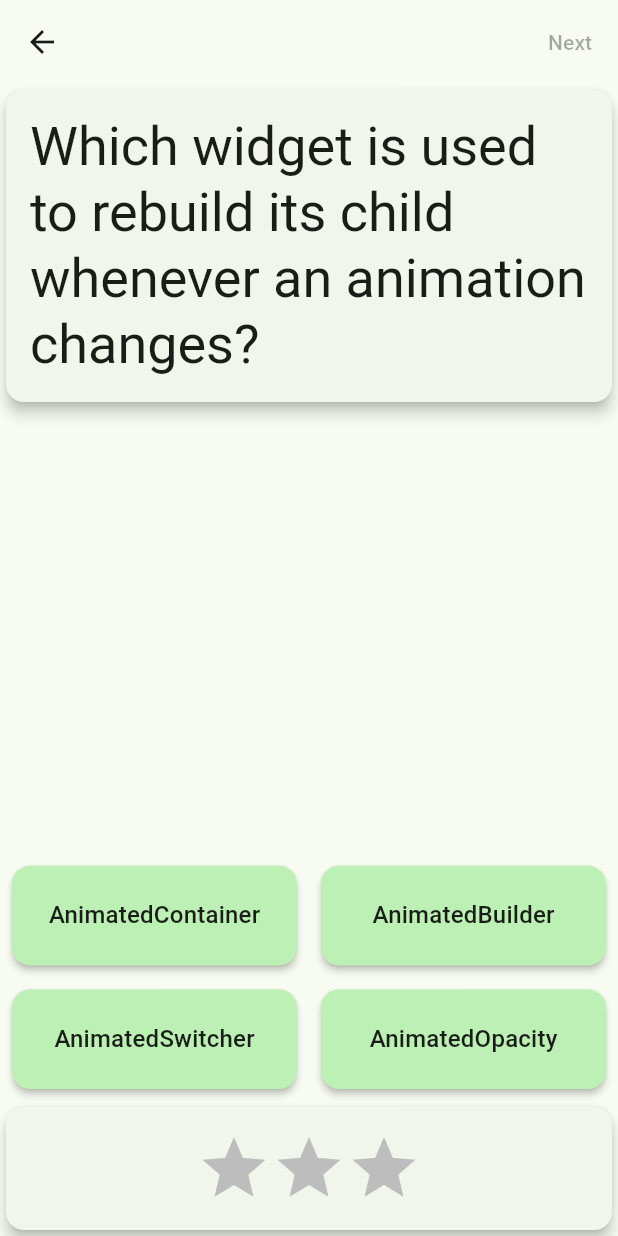
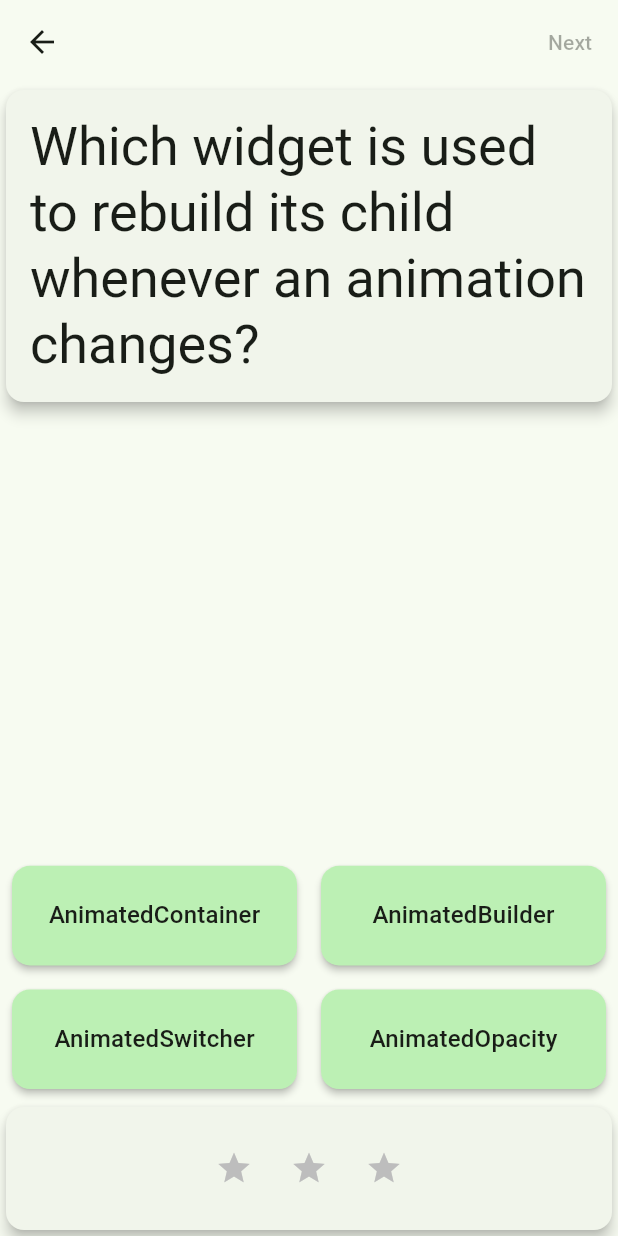
Before and after one commit to Mury05/FlutterQuizAppAnimation, a Flutter app: the QuestionScreen screen opened directly, on a phone screen of 412 x 824 dp. Run offline on Flutter 3.47's test engine with Material 3 defaults, Android fonts, the phone set to English and light mode, and no system bars.

Commit message:
Utiliser un effet d'animation implicite pour animer plus les star, effet scale uniquement

```diff
--- a/lib/scoreboard.dart
+++ b/lib/scoreboard.dart
@@ -15,14 +15,31 @@ class Scoreboard extends StatelessWidget {
         mainAxisAlignment: MainAxisAlignment.center,
         children: [
           for (var i = 0; i < totalQuestions; i++)
-            Icon(
-              Icons.star,
-              size: 50,
-              color:
-                  score < i + 1 ? Colors.grey.shade400 : Colors.yellow.shade700,
-            )
+            AnimatedStar(isActive: score > i)
         ],
       ),
     );
   }
 }
+
+class AnimatedStar extends StatelessWidget {                   // Add from here...
+  final bool isActive;
+  final Duration _duration = const Duration(milliseconds: 1000);
+  final Color _deactivatedColor = Colors.grey.shade400;
+  final Color _activatedColor = Colors.yellow.shade700;
+
+  AnimatedStar({super.key, required this.isActive});
+
+  @override
+  Widget build(BuildContext context) {
+    return AnimatedScale(
+      scale: isActive ? 1.0 : 0.5,
+      duration: _duration,
+      child: Icon(
+        Icons.star,
+        size: 50,
+        color: isActive ? _activatedColor : _deactivatedColor,
+      ),
+    );
+  }
+}
```
